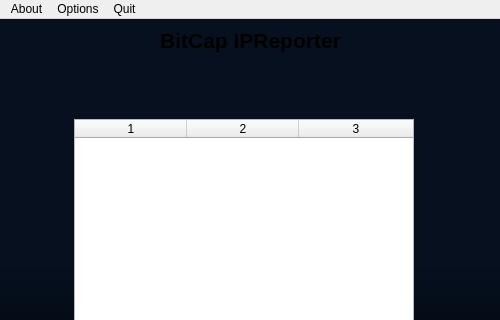
Old version of the form src/ui/MainWindow.ui in the repository bitcap-co/bitcap-ipr; both pictures show x 0 to 500 and y 0 to 320 of the 500 by 500 pixel window.
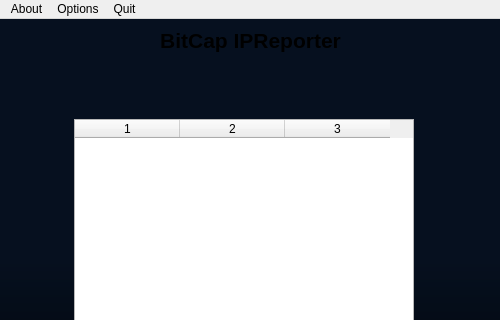
New version of the form. The open tabs and pages were chosen to show the change.

Commit message: adjust table columns

What changed in the file:
```diff
--- a/src/ui/MainWindow.ui
+++ b/src/ui/MainWindow.ui
@@ -158,14 +158,17 @@
         <property name="showGrid">
          <bool>false</bool>
         </property>
+        <property name="cornerButtonEnabled">
+         <bool>false</bool>
+        </property>
         <property name="columnCount">
          <number>3</number>
         </property>
         <attribute name="horizontalHeaderDefaultSectionSize">
-         <number>112</number>
+         <number>105</number>
         </attribute>
         <attribute name="horizontalHeaderStretchLastSection">
-         <bool>true</bool>
+         <bool>false</bool>
         </attribute>
         <column/>
         <column/>
```
The commit also changes 1 other file.
